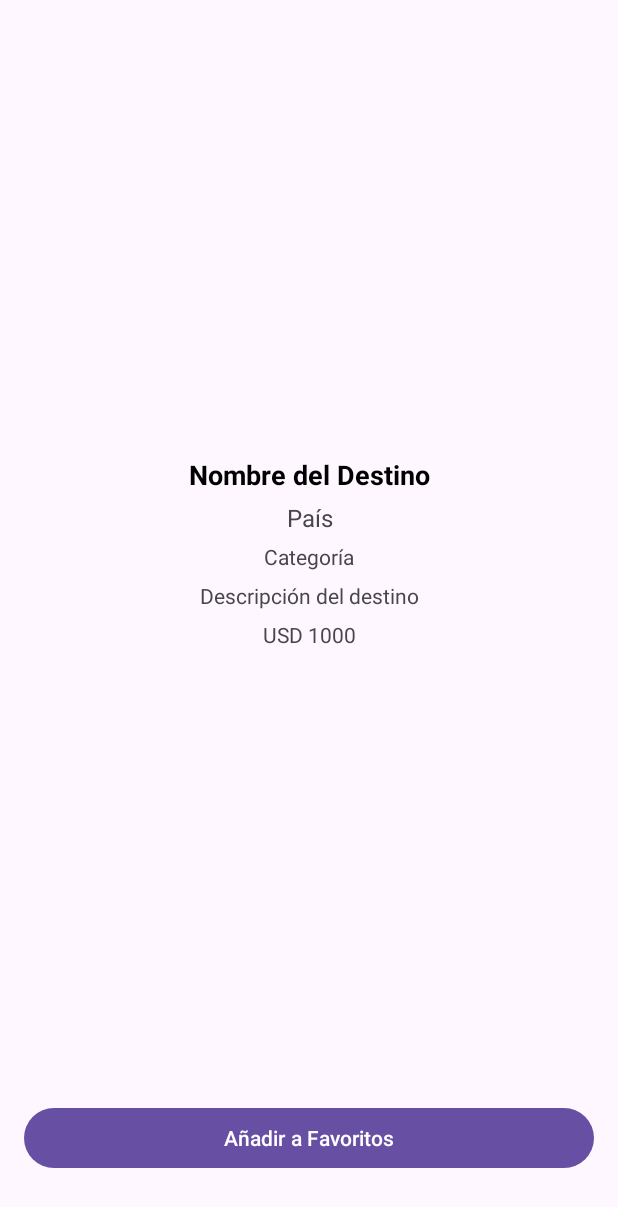
After one commit to maferodriguezo/Taller1-Movil, an Android app: the layout activity_detalle_destino.xml on its own in the app's theme, with its tools: preview values and no code run, on a phone screen of 412 x 824 dp. The commit adds this screen. Shown: the top 1207 px of the screen. Run offline under Robolectric (Android 15) with nearby library versions, the phone set to English and light mode, and no system bars.

Commit message:
Punto del 1 al 4 listo

```diff
--- a/app/src/main/AndroidManifest.xml
+++ b/app/src/main/AndroidManifest.xml
@@ -20,6 +20,9 @@
                 <category android:name="android.intent.category.LAUNCHER" />
             </intent-filter>
         </activity>
+
+        <activity android:name=".DestinosActivity" />
+        <activity android:name=".DetalleDestinoActivity" />
     </application>
 
 </manifest>
--- /dev/null
+++ b/app/src/main/res/layout/activity_detalle_destino.xml
@@ -0,0 +1,87 @@
+<?xml version="1.0" encoding="utf-8"?>
+<androidx.constraintlayout.widget.ConstraintLayout xmlns:android="http://schemas.android.com/apk/res/android"
+xmlns:app="http://schemas.android.com/apk/res-auto"
+xmlns:tools="http://schemas.android.com/tools"
+android:layout_width="match_parent"
+android:layout_height="match_parent"
+android:padding="16dp"
+android:background="?android:attr/selectableItemBackground">
+
+<TextView
+    android:id="@+id/textViewNombre"
+    android:layout_width="183dp"
+    android:layout_height="26dp"
+    android:layout_marginTop="288dp"
+    android:textColor="@android:color/black"
+    android:textSize="18sp"
+    android:textStyle="bold"
+    android:textAlignment="center"
+    app:layout_constraintEnd_toEndOf="parent"
+    app:layout_constraintStart_toStartOf="parent"
+    app:layout_constraintTop_toTopOf="parent"
+    tools:text="Nombre del Destino" />
+
+<TextView
+    android:id="@+id/textViewPais"
+    android:layout_width="184dp"
+    android:layout_height="23dp"
+    android:layout_marginTop="4dp"
+    android:textSize="16sp"
+    android:textAlignment="center"
+    app:layout_constraintEnd_toEndOf="parent"
+    app:layout_constraintStart_toStartOf="parent"
+    app:layout_constraintTop_toBottomOf="@+id/textViewNombre"
+    tools:text="País" />
+
+<TextView
+    android:id="@+id/textViewCategoria"
+    android:layout_width="185dp"
+    android:layout_height="22dp"
+    android:layout_marginTop="4dp"
+    android:textSize="14sp"
+    android:textAlignment="center"
+    app:layout_constraintEnd_toEndOf="parent"
+    app:layout_constraintStart_toStartOf="parent"
+    app:layout_constraintTop_toBottomOf="@+id/textViewPais"
+    tools:text="Categoría" />
+
+<TextView
+    android:id="@+id/textViewDescripcion"
+    android:layout_width="186dp"
+    android:layout_height="22dp"
+    android:layout_marginTop="4dp"
+    android:textSize="14sp"
+    android:textAlignment="center"
+    app:layout_constraintEnd_toEndOf="parent"
+    app:layout_constraintHorizontal_bias="0.502"
+    app:layout_constraintStart_toStartOf="parent"
+    app:layout_constraintTop_toBottomOf="@+id/textViewCategoria"
+    tools:text="Descripción del destino" />
+
+<TextView
+    android:id="@+id/textViewPrecio"
+    android:layout_width="185dp"
+    android:layout_height="24dp"
+    android:layout_marginTop="4dp"
+    android:textSize="14sp"
+    android:textAlignment="center"
+    app:layout_constraintEnd_toEndOf="parent"
+    app:layout_constraintStart_toStartOf="parent"
+    app:layout_constraintTop_toBottomOf="@+id/textViewDescripcion"
+    tools:text="USD 1000" />
+
+<Button
+    android:id="@+id/btnFavorito"
+    android:layout_width="0dp"
+    android:layout_height="wrap_content"
+    android:layout_marginTop="16dp"
+    android:layout_marginBottom="16dp"
+    android:text="Añadir a Favoritos"
+    app:layout_constraintBottom_toBottomOf="parent"
+    app:layout_constraintEnd_toEndOf="parent"
+    app:layout_constraintHorizontal_bias="0.0"
+    app:layout_constraintStart_toStartOf="parent"
+    app:layout_constraintTop_toBottomOf="@+id/textViewDescripcion"
+    app:layout_constraintVertical_bias="0.971" />
+
+</androidx.constraintlayout.widget.ConstraintLayout>
--- a/app/src/main/res/values/strings.xml
+++ b/app/src/main/res/values/strings.xml
@@ -8,4 +8,6 @@
         <item>Maravillas del Mundo</item>
         <item>Selvas</item>
     </string-array>
+
+    <string name="destinos_titulo">Destinos: %s</string>
 </resources>
```
Also changed, not shown: app/src/main/assets/destinos.json (added, +94 -0 lines), app/src/main/java/com/example/taller1/Destino.kt (added, +13 -0 lines), app/src/main/java/com/example/taller1/DestinoAdapter.kt (added, +30 -0 lines), app/src/main/java/com/example/taller1/DestinosActivity.kt (added, +94 -0 lines), app/src/main/java/com/example/taller1/DetalleDestinoActivity.kt (added, +44 -0 lines), app/src/main/java/com/example/taller1/MainActivity.kt (+4 -4 lines), app/src/main/res/layout/activity_destinos.xml (added, +23 -0 lines).
